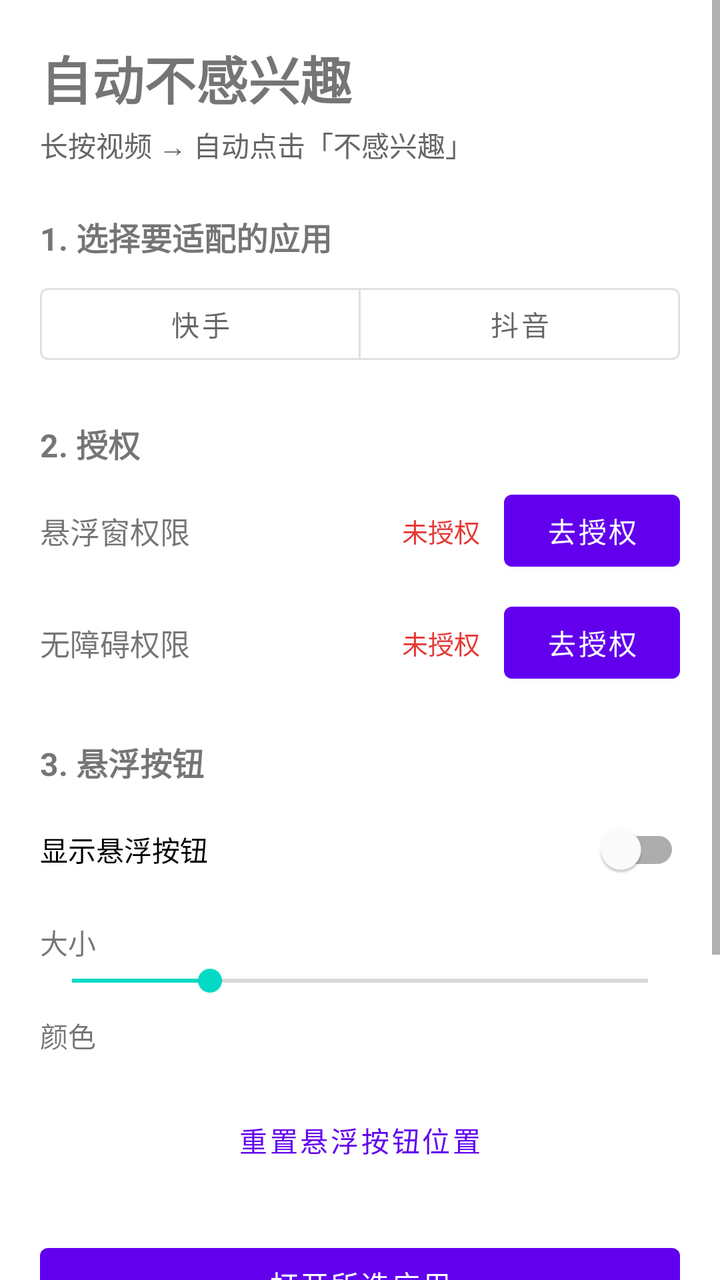
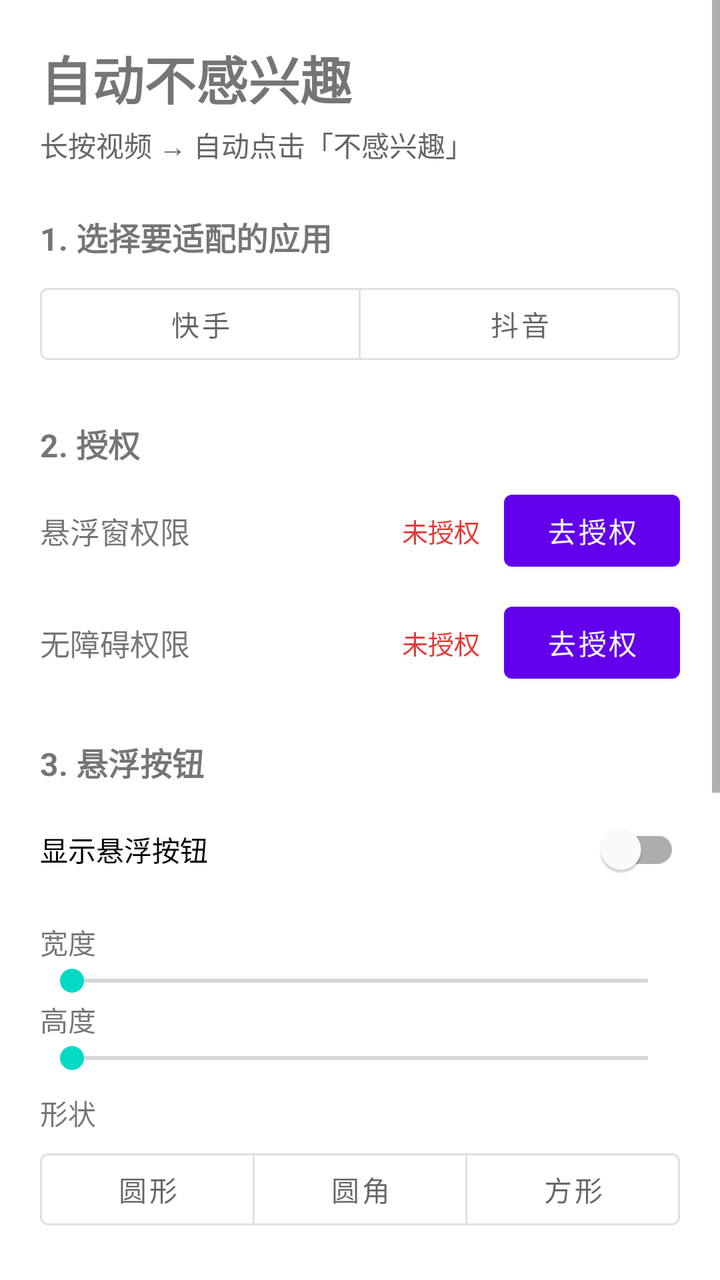

Screens rendered from an Android XML layout before and after an edit, with the pre-edit source and the edit as a unified diff.
<!-- AndroidManifest.xml: application theme Theme.AutoClickDislike -->
<!-- res/layout/activity_main.xml -->
<?xml version="1.0" encoding="utf-8"?>
<ScrollView xmlns:android="http://schemas.android.com/apk/res/android"
    xmlns:app="http://schemas.android.com/apk/res-auto"
    android:id="@+id/rootScroll"
    android:layout_width="match_parent"
    android:layout_height="match_parent"
    android:fillViewport="true">

    <LinearLayout
        android:layout_width="match_parent"
        android:layout_height="wrap_content"
        android:orientation="vertical"
        android:padding="20dp">

        <TextView
            android:layout_width="wrap_content"
            android:layout_height="wrap_content"
            android:text="@string/app_name"
            android:textSize="26sp"
            android:textStyle="bold" />

        <TextView
            android:layout_width="wrap_content"
            android:layout_height="wrap_content"
            android:layout_marginTop="4dp"
            android:text="长按视频 → 自动点击「不感兴趣」"
            android:textColor="#666666"
            android:textSize="14sp" />

        
        <TextView
            android:layout_width="wrap_content"
            android:layout_height="wrap_content"
            android:layout_marginTop="24dp"
            android:text="1. 选择要适配的应用"
            android:textSize="16sp"
            android:textStyle="bold" />

        <com.google.android.material.button.MaterialButtonToggleGroup
            android:id="@+id/toggleTarget"
            android:layout_width="match_parent"
            android:layout_height="wrap_content"
            android:layout_marginTop="8dp"
            app:selectionRequired="true"
            app:singleSelection="true">

            <com.google.android.material.button.MaterialButton
                android:id="@+id/btnTargetKs"
                style="?attr/materialButtonOutlinedStyle"
                android:layout_width="0dp"
                android:layout_height="wrap_content"
                android:layout_weight="1"
                android:text="快手" />

            <com.google.android.material.button.MaterialButton
                android:id="@+id/btnTargetDy"
                style="?attr/materialButtonOutlinedStyle"
                android:layout_width="0dp"
                android:layout_height="wrap_content"
                android:layout_weight="1"
                android:text="抖音" />
        </com.google.android.material.button.MaterialButtonToggleGroup>

        
        <TextView
            android:layout_width="wrap_content"
            android:layout_height="wrap_content"
            android:layout_marginTop="24dp"
            android:text="2. 授权"
            android:textSize="16sp"
            android:textStyle="bold" />

        <LinearLayout
            android:layout_width="match_parent"
            android:layout_height="wrap_content"
            android:layout_marginTop="8dp"
            android:gravity="center_vertical"
            android:orientation="horizontal">

            <TextView
                android:layout_width="0dp"
                android:layout_height="wrap_content"
                android:layout_weight="1"
                android:text="悬浮窗权限"
                android:textSize="15sp" />

            <TextView
                android:id="@+id/tvOverlayStatus"
                android:layout_width="wrap_content"
                android:layout_height="wrap_content"
                android:layout_marginEnd="12dp"
                android:text="未授权"
                android:textColor="#E53935"
                android:textSize="13sp" />

            <Button
                android:id="@+id/btnOverlay"
                android:layout_width="wrap_content"
                android:layout_height="wrap_content"
                android:text="去授权" />
        </LinearLayout>

        <LinearLayout
            android:layout_width="match_parent"
            android:layout_height="wrap_content"
            android:layout_marginTop="8dp"
            android:gravity="center_vertical"
            android:orientation="horizontal">

            <TextView
                android:layout_width="0dp"
                android:layout_height="wrap_content"
                android:layout_weight="1"
                android:text="无障碍权限"
                android:textSize="15sp" />

            <TextView
                android:id="@+id/tvA11yStatus"
                android:layout_width="wrap_content"
                android:layout_height="wrap_content"
                android:layout_marginEnd="12dp"
                android:text="未授权"
                android:textColor="#E53935"
                android:textSize="13sp" />

            <Button
                android:id="@+id/btnA11y"
                android:layout_width="wrap_content"
                android:layout_height="wrap_content"
                android:text="去授权" />
        </LinearLayout>

        
        <TextView
            android:layout_width="wrap_content"
            android:layout_height="wrap_content"
            android:layout_marginTop="24dp"
            android:text="3. 悬浮按钮"
            android:textSize="16sp"
            android:textStyle="bold" />

        <com.google.android.material.switchmaterial.SwitchMaterial
            android:id="@+id/switchShow"
            android:layout_width="match_parent"
            android:layout_height="wrap_content"
            android:layout_marginTop="8dp"
            android:text="显示悬浮按钮" />

        <TextView
            android:layout_width="wrap_content"
            android:layout_height="wrap_content"
            android:layout_marginTop="12dp"
            android:text="大小"
            android:textSize="14sp" />

        <SeekBar
            android:id="@+id/seekSize"
            android:layout_width="match_parent"
            android:layout_height="wrap_content"
            android:max="100"
            android:progress="24" />

        <TextView
            android:layout_width="wrap_content"
            android:layout_height="wrap_content"
            android:layout_marginTop="8dp"
            android:text="颜色"
            android:textSize="14sp" />

        <LinearLayout
            android:id="@+id/colorRow"
            android:layout_width="match_parent"
            android:layout_height="wrap_content"
            android:layout_marginTop="6dp"
            android:gravity="center_vertical"
            android:orientation="horizontal" />

        <Button
            android:id="@+id/btnResetPos"
            style="?attr/borderlessButtonStyle"
            android:layout_width="match_parent"
            android:layout_height="wrap_content"
            android:layout_marginTop="12dp"
            android:text="重置悬浮按钮位置" />

        <Button
            android:id="@+id/btnLaunch"
            android:layout_width="match_parent"
            android:layout_height="wrap_content"
            android:layout_marginTop="24dp"
            android:text="打开所选应用" />

        
        <TextView
            android:layout_width="match_parent"
            android:layout_height="wrap_content"
            android:layout_marginTop="16dp"
            android:layout_marginBottom="24dp"
            android:lineSpacingExtra="4dp"
            android:text="使用说明：\n1. 选择快手或抖音，并完成两项授权；\n2. 打开开关显示悬浮按钮（可拖动调整位置）；\n3. 在视频页点击悬浮按钮，会自动长按屏幕并点击「不感兴趣」；\n4. 仅适配快手长按弹窗页面，抖音页面如无效请反馈。"
            android:textColor="#888888"
            android:textSize="13sp" />

    </LinearLayout>
</ScrollView>
<!-- resources referenced by this layout -->
<resources>
  <string name="app_name">自动不感兴趣</string>
  <style name="Theme.AutoClickDislike" parent="Theme.MaterialComponents.DayNight.NoActionBar">
          
          <item name="colorPrimary">@color/purple_500</item>
          <item name="colorPrimaryVariant">@color/purple_700</item>
          <item name="colorOnPrimary">@color/white</item>
          
          <item name="colorSecondary">@color/teal_200</item>
          <item name="colorSecondaryVariant">@color/teal_700</item>
          <item name="colorOnSecondary">@color/black</item>
          
          <item name="android:statusBarColor">@android:color/transparent</item>
          <item name="android:navigationBarColor">@android:color/transparent</item>
          <item name="android:windowLightStatusBar">true</item>
      </style>
  <color name="purple_500">#FF6200EE</color>
  <color name="purple_700">#FF3700B3</color>
  <color name="white">#FFFFFFFF</color>
  <color name="teal_200">#FF03DAC5</color>
  <color name="teal_700">#FF018786</color>
  <color name="black">#FF000000</color>
</resources>

<!-- the commit's change to res/layout/activity_main.xml (unified diff, before → after) -->
@@ -147,18 +147,76 @@
             android:text="显示悬浮按钮" />
 
         <TextView
+            android:id="@+id/tvWidthLabel"
             android:layout_width="wrap_content"
             android:layout_height="wrap_content"
             android:layout_marginTop="12dp"
-            android:text="大小"
+            android:text="宽度"
             android:textSize="14sp" />
 
         <SeekBar
-            android:id="@+id/seekSize"
-            android:layout_width="match_parent"
-            android:layout_height="wrap_content"
-            android:max="100"
-            android:progress="24" />
+            android:id="@+id/seekWidth"
+            android:layout_width="match_parent"
+            android:layout_height="wrap_content" />
+
+        <TextView
+            android:id="@+id/tvHeightLabel"
+            android:layout_width="wrap_content"
+            android:layout_height="wrap_content"
+            android:text="高度"
+            android:textSize="14sp" />
+
+        <SeekBar
+            android:id="@+id/seekHeight"
+            android:layout_width="match_parent"
+            android:layout_height="wrap_content" />
+
+        <TextView
+            android:layout_width="wrap_content"
+            android:layout_height="wrap_content"
+            android:layout_marginTop="8dp"
+            android:text="形状"
+            android:textSize="14sp" />
+
+        <com.google.android.material.button.MaterialButtonToggleGroup
+            android:id="@+id/toggleShape"
+            android:layout_width="match_parent"
+            android:layout_height="wrap_content"
+            android:layout_marginTop="4dp"
+            app:selectionRequired="true"
+            app:singleSelection="true">
+
+            <com.google.android.material.button.MaterialButton
+                android:id="@+id/btnShapeCircle"
+                style="?attr/materialButtonOutlinedStyle"
+                android:layout_width="0dp"
+                android:layout_height="wrap_content"
+                android:layout_weight="1"
+                android:text="圆形" />
+
+            <com.google.android.material.button.MaterialButton
+                android:id="@+id/btnShapeRound"
+                style="?attr/materialButtonOutlinedStyle"
+                android:layout_width="0dp"
+                android:layout_height="wrap_content"
+                android:layout_weight="1"
+                android:text="圆角" />
+
+            <com.google.android.material.button.MaterialButton
+                android:id="@+id/btnShapeRect"
+                style="?attr/materialButtonOutlinedStyle"
+                android:layout_width="0dp"
+                android:layout_height="wrap_content"
+                android:layout_weight="1"
+                android:text="方形" />
+        </com.google.android.material.button.MaterialButtonToggleGroup>
+
+        <com.google.android.material.switchmaterial.SwitchMaterial
+            android:id="@+id/switchText"
+            android:layout_width="match_parent"
+            android:layout_height="wrap_content"
+            android:layout_marginTop="8dp"
+            android:text="显示「踩」字" />
 
         <TextView
             android:layout_width="wrap_content"
